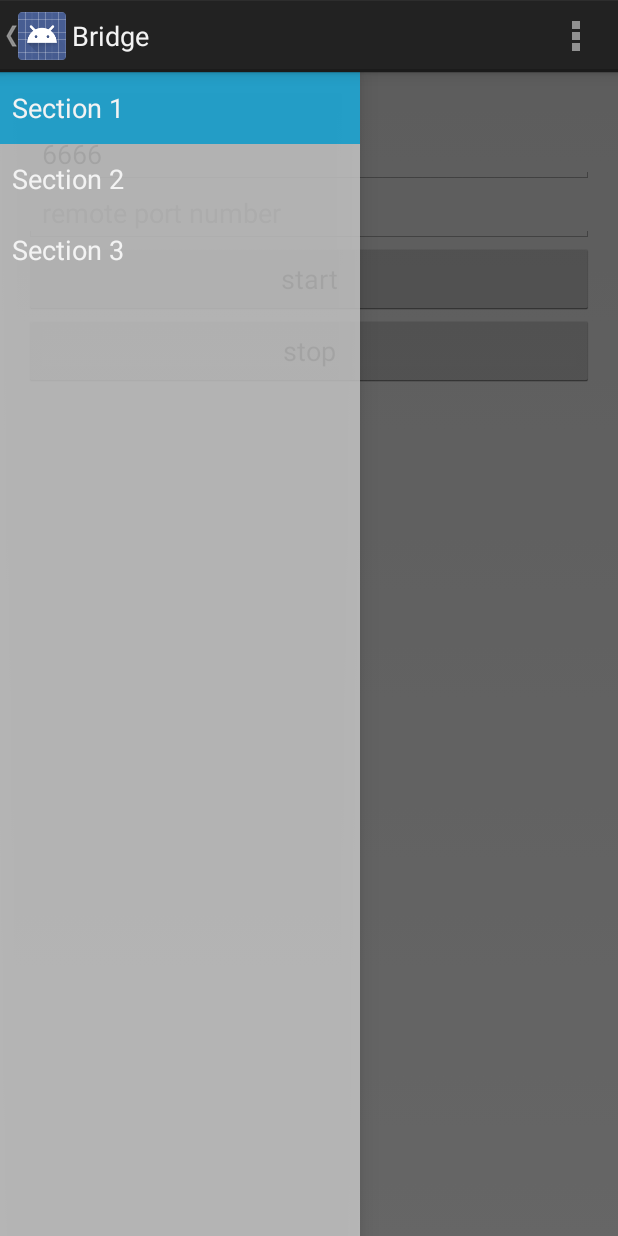
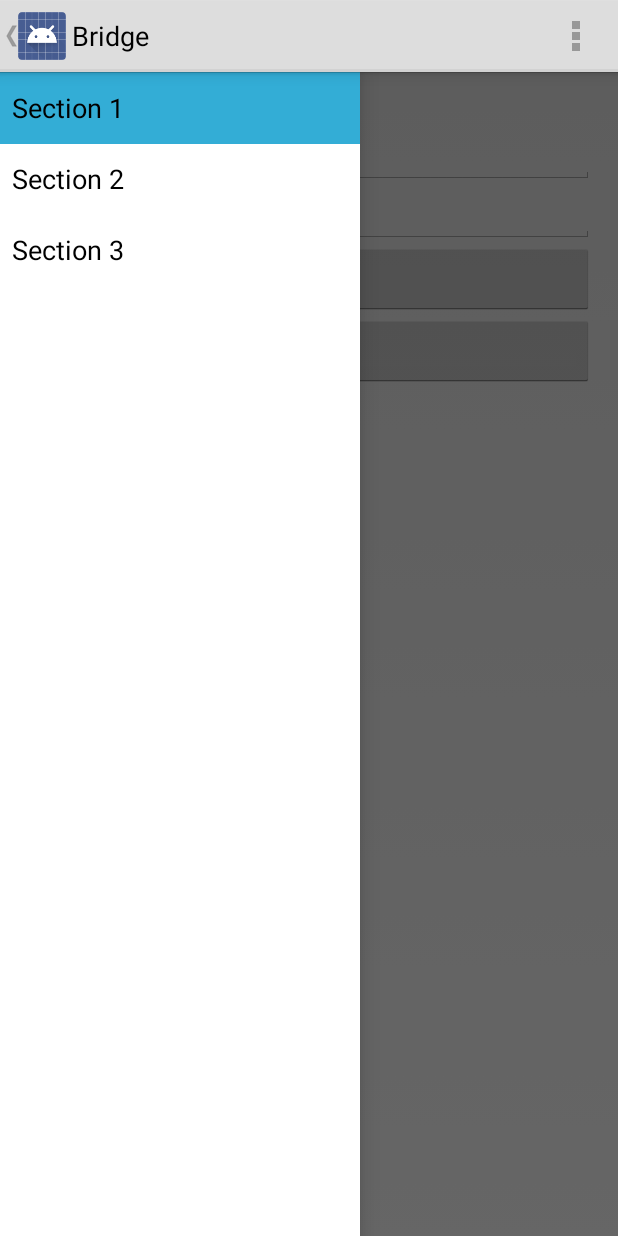
Before and after one commit to chitacan/bridge-app, an Android app: the screen it shows after launch (MainActivity), on a phone screen of 412 x 824 dp. Run offline under Robolectric (Android 15) with nearby library versions, the phone set to English and light mode, and no system bars; 2 statements that could not run were skipped.

Commit message:
update app theme

```diff
--- a/app/src/main/res/layout/fragment_navigation_drawer.xml
+++ b/app/src/main/res/layout/fragment_navigation_drawer.xml
@@ -5,5 +5,5 @@
     android:choiceMode="singleChoice"
     android:divider="@android:color/transparent"
     android:dividerHeight="0dp"
-    android:background="#cccc"
+    android:background="@android:color/white"
     tools:context=".NavigationDrawerFragment" />
--- a/app/src/main/res/values/styles.xml
+++ b/app/src/main/res/values/styles.xml
@@ -1,7 +1,7 @@
 <resources>
 
     <!-- Base application theme. -->
-    <style name="AppTheme" parent="android:Theme.Holo.Light.DarkActionBar">
+    <style name="AppTheme" parent="android:Theme.Holo.Light">
         <!-- Customize your theme here. -->
     </style>
 
```
